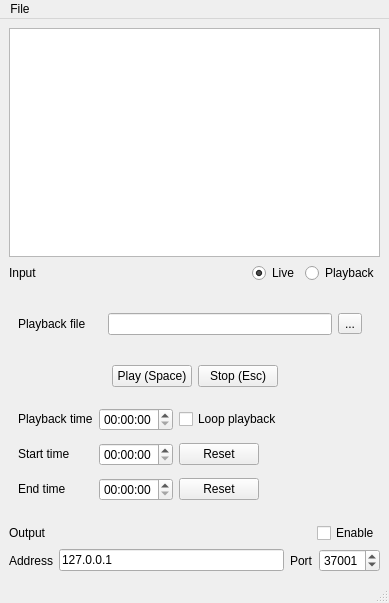
Old version of the form UX/MainWindow.ui in the repository timmb/OscConsole.
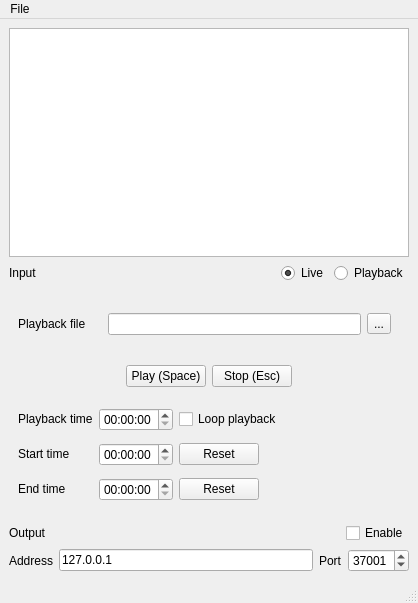
New version of the form. The open tabs and pages were chosen to show the change.

Commit message: Got playback working

```diff
--- a/UX/MainWindow.ui
+++ b/UX/MainWindow.ui
@@ -6,7 +6,7 @@
    <rect>
     <x>0</x>
     <y>0</y>
-    <width>389</width>
+    <width>418</width>
     <height>603</height>
    </rect>
   </property>
@@ -419,7 +419,7 @@
     <rect>
      <x>0</x>
      <y>0</y>
-     <width>389</width>
+     <width>418</width>
      <height>22</height>
     </rect>
    </property>
```
Left out of the diff: 37 changed lines with no effect on the pictures. The commit also changes 2 other files.
